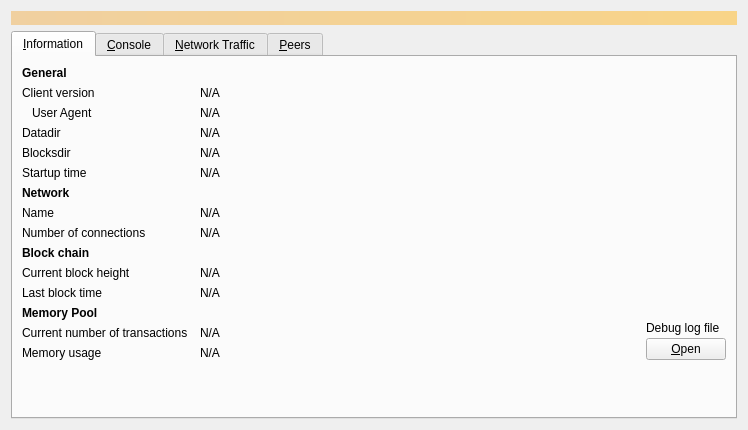
First picture: the form in src/qt/forms/debugwindow.ui, repository JohnnyLawDGB/digibyte, before the edit.
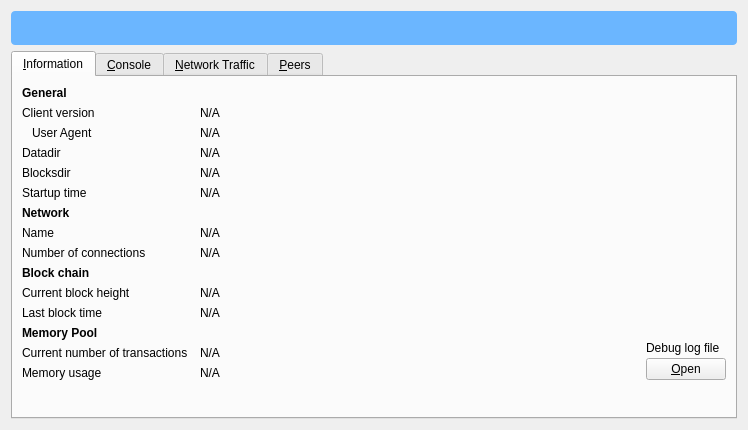
Second picture: the form after the edit. Icons and pictures are not drawn. Custom widgets are drawn as their Qt base class.

Diff of the .ui file:
```diff
--- a/src/qt/forms/debugwindow.ui
+++ b/src/qt/forms/debugwindow.ui
@@ -20,7 +20,7 @@
       <bool>false</bool>
      </property>
      <property name="styleSheet">
-      <string notr="true">QLabel { background-color: qlineargradient(x1: 0, y1: 0, x2: 1, y2: 0, stop:0 #F0D0A0, stop:1 #F8D488); color:#000000; }</string>
+      <string notr="true">QLabel { background-color: #6bb6ff; color: #003366; padding: 10px; border-radius: 4px; }</string>
      </property>
      <property name="wordWrap">
       <bool>true</bool>
```
